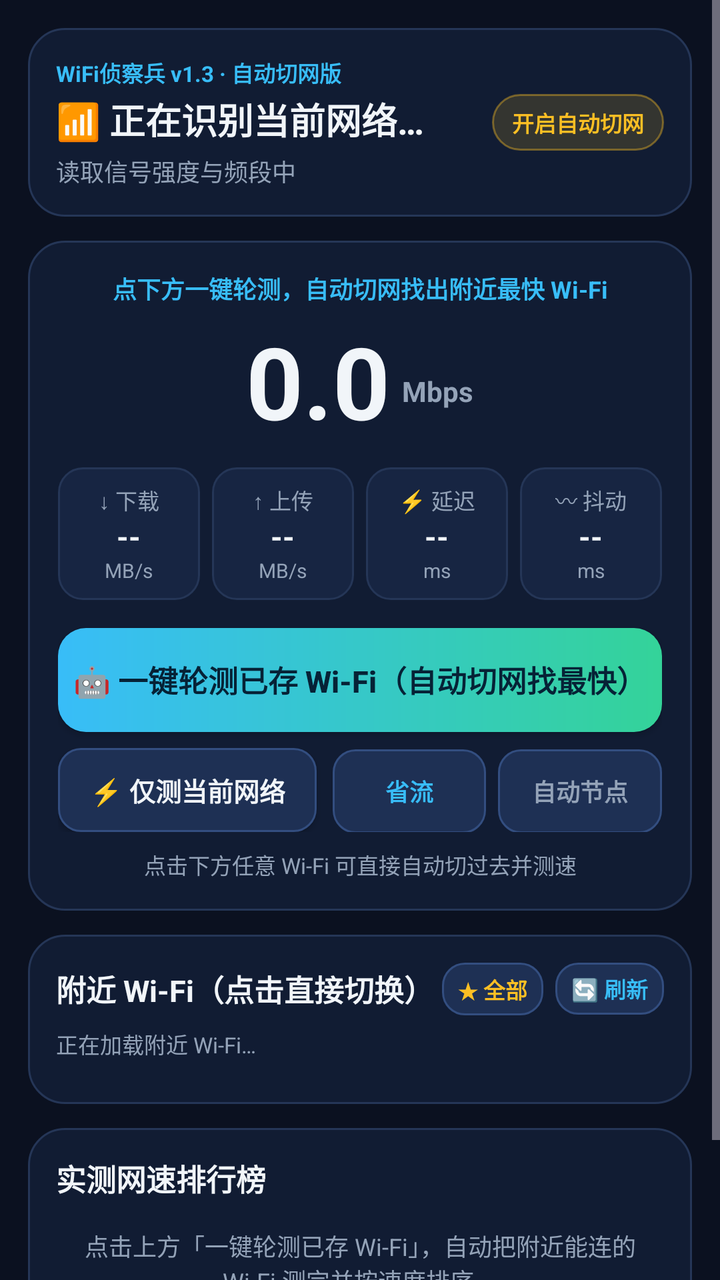
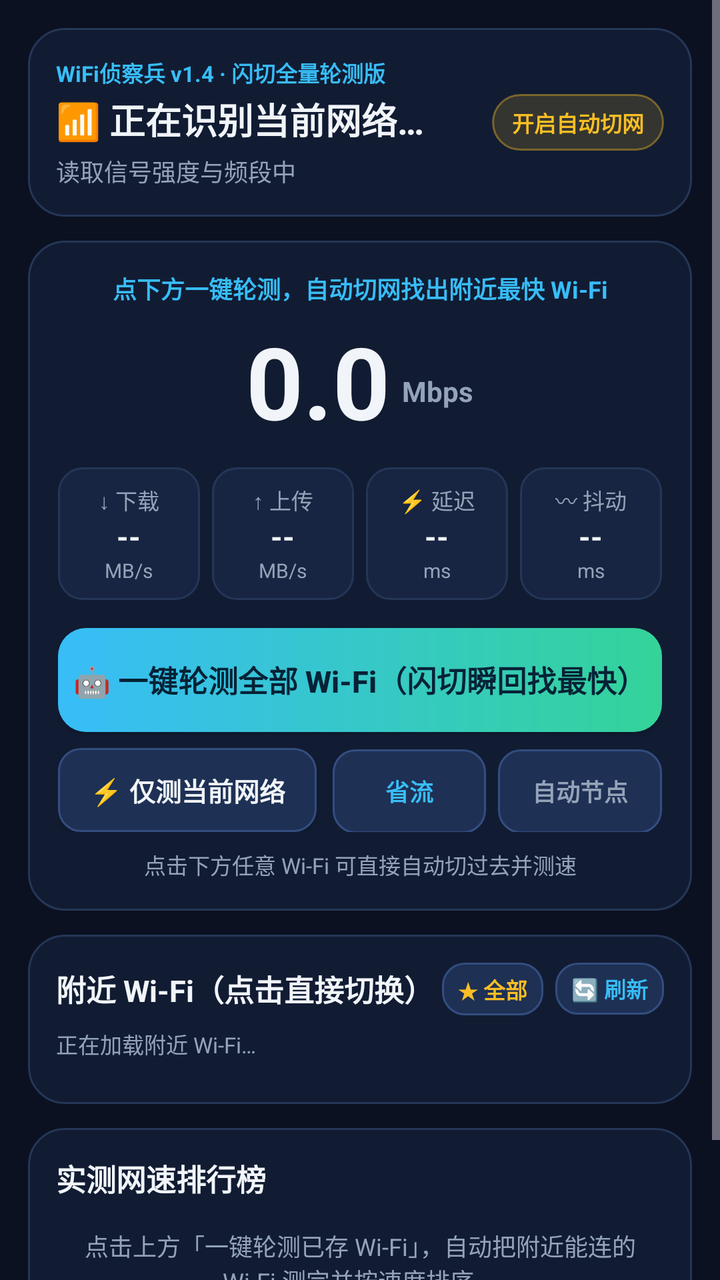

Before-and-after screenshots of an Android layout around one commit, followed by the original layout XML and the change that was made.
<!-- AndroidManifest.xml: application theme Theme.WifiScout -->
<!-- res/layout/activity_main.xml -->
<?xml version="1.0" encoding="utf-8"?>
<ScrollView xmlns:android="http://schemas.android.com/apk/res/android"
    android:layout_width="match_parent"
    android:layout_height="match_parent"
    android:background="@color/bg_dark"
    android:fillViewport="true">

    <LinearLayout
        android:layout_width="match_parent"
        android:layout_height="wrap_content"
        android:orientation="vertical"
        android:padding="14dp">

        
        <LinearLayout
            android:layout_width="match_parent"
            android:layout_height="wrap_content"
            android:background="@drawable/bg_card"
            android:gravity="center_vertical"
            android:orientation="horizontal"
            android:padding="14dp">

            <LinearLayout
                android:layout_width="0dp"
                android:layout_height="wrap_content"
                android:layout_weight="1"
                android:orientation="vertical">

                <TextView
                    android:layout_width="wrap_content"
                    android:layout_height="wrap_content"
                    android:text="WiFi侦察兵 v1.3 · 自动切网版"
                    android:textColor="@color/accent_sky"
                    android:textSize="11sp"
                    android:textStyle="bold" />

                <TextView
                    android:id="@+id/tvNetworkTitle"
                    android:layout_width="match_parent"
                    android:layout_height="wrap_content"
                    android:layout_marginTop="2dp"
                    android:ellipsize="end"
                    android:maxLines="1"
                    android:text="📶 正在识别当前网络…"
                    android:textColor="@color/text_primary"
                    android:textSize="18sp"
                    android:textStyle="bold" />

                <TextView
                    android:id="@+id/tvNetworkDetail"
                    android:layout_width="match_parent"
                    android:layout_height="wrap_content"
                    android:layout_marginTop="4dp"
                    android:text="读取信号强度与频段中"
                    android:textColor="@color/text_muted"
                    android:textSize="12sp" />
            </LinearLayout>

            <TextView
                android:id="@+id/tvAutoEngineBadge"
                android:layout_width="wrap_content"
                android:layout_height="wrap_content"
                android:layout_marginStart="8dp"
                android:background="@drawable/bg_badge_amber"
                android:paddingHorizontal="10dp"
                android:paddingVertical="6dp"
                android:text="开启自动切网"
                android:textColor="@color/accent_amber"
                android:textSize="11sp"
                android:textStyle="bold" />
        </LinearLayout>

        
        <LinearLayout
            android:id="@+id/permissionBanner"
            android:layout_width="match_parent"
            android:layout_height="wrap_content"
            android:layout_marginTop="10dp"
            android:background="@drawable/bg_card"
            android:orientation="vertical"
            android:padding="12dp"
            android:visibility="gone">

            <TextView
                android:id="@+id/tvPermissionReason"
                android:layout_width="match_parent"
                android:layout_height="wrap_content"
                android:text="授予位置权限以显示 Wi-Fi 名称"
                android:textColor="@color/accent_amber"
                android:textSize="12sp" />

            <androidx.appcompat.widget.AppCompatButton
                android:id="@+id/btnFixPermission"
                android:layout_width="match_parent"
                android:layout_height="40dp"
                android:layout_marginTop="8dp"
                android:background="@drawable/bg_btn_secondary"
                android:text="一键授权"
                android:textAllCaps="false"
                android:textColor="@color/accent_sky"
                android:textSize="13sp"
                android:textStyle="bold" />
        </LinearLayout>

        
        <LinearLayout
            android:id="@+id/autoProgressBanner"
            android:layout_width="match_parent"
            android:layout_height="wrap_content"
            android:layout_marginTop="10dp"
            android:background="@drawable/bg_card"
            android:gravity="center_vertical"
            android:orientation="horizontal"
            android:padding="12dp"
            android:visibility="gone">

            <TextView
                android:id="@+id/tvAutoProgress"
                android:layout_width="0dp"
                android:layout_height="wrap_content"
                android:layout_weight="1"
                android:text="正在自动切网测速…"
                android:textColor="@color/accent_green"
                android:textSize="13sp"
                android:textStyle="bold" />

            <TextView
                android:id="@+id/btnStopAuto"
                android:layout_width="wrap_content"
                android:layout_height="wrap_content"
                android:layout_marginStart="8dp"
                android:background="@drawable/bg_badge_red"
                android:paddingHorizontal="10dp"
                android:paddingVertical="5dp"
                android:text="停止"
                android:textColor="@color/accent_red"
                android:textSize="12sp"
                android:textStyle="bold" />
        </LinearLayout>

        
        <LinearLayout
            android:layout_width="match_parent"
            android:layout_height="wrap_content"
            android:layout_marginTop="12dp"
            android:background="@drawable/bg_card"
            android:orientation="vertical"
            android:padding="15dp">

            <TextView
                android:id="@+id/tvPhase"
                android:layout_width="match_parent"
                android:layout_height="wrap_content"
                android:gravity="center"
                android:text="点下方一键轮测，自动切网找出附近最快 Wi-Fi"
                android:textColor="@color/accent_sky"
                android:textSize="12sp"
                android:textStyle="bold" />

            <LinearLayout
                android:layout_width="match_parent"
                android:layout_height="wrap_content"
                android:layout_marginTop="4dp"
                android:gravity="center|bottom"
                android:orientation="horizontal">

                <TextView
                    android:id="@+id/tvLiveSpeed"
                    android:layout_width="wrap_content"
                    android:layout_height="wrap_content"
                    android:text="0.0"
                    android:textColor="@color/text_primary"
                    android:textSize="50sp"
                    android:textStyle="bold" />

                <TextView
                    android:layout_width="wrap_content"
                    android:layout_height="wrap_content"
                    android:layout_marginStart="6dp"
                    android:layout_marginBottom="9dp"
                    android:text="Mbps"
                    android:textColor="@color/text_muted"
                    android:textSize="14sp"
                    android:textStyle="bold" />
            </LinearLayout>

            
            <LinearLayout
                android:layout_width="match_parent"
                android:layout_height="wrap_content"
                android:layout_marginTop="10dp"
                android:orientation="horizontal">

                <LinearLayout
                    android:layout_width="0dp"
                    android:layout_height="wrap_content"
                    android:layout_marginEnd="6dp"
                    android:layout_weight="1"
                    android:background="@drawable/bg_tile"
                    android:gravity="center"
                    android:orientation="vertical"
                    android:paddingVertical="8dp">

                    <TextView
                        android:layout_width="wrap_content"
                        android:layout_height="wrap_content"
                        android:text="↓ 下载"
                        android:textColor="@color/text_muted"
                        android:textSize="11sp" />

                    <TextView
                        android:id="@+id/tvDown"
                        android:layout_width="wrap_content"
                        android:layout_height="wrap_content"
                        android:text="--"
                        android:textColor="@color/text_primary"
                        android:textSize="15sp"
                        android:textStyle="bold" />

                    <TextView
                        android:id="@+id/tvDownSub"
                        android:layout_width="wrap_content"
                        android:layout_height="wrap_content"
                        android:text="MB/s"
                        android:textColor="@color/text_muted"
                        android:textSize="10sp" />
                </LinearLayout>

                <LinearLayout
                    android:layout_width="0dp"
                    android:layout_height="wrap_content"
                    android:layout_marginEnd="6dp"
                    android:layout_weight="1"
                    android:background="@drawable/bg_tile"
                    android:gravity="center"
                    android:orientation="vertical"
                    android:paddingVertical="8dp">

                    <TextView
                        android:layout_width="wrap_content"
                        android:layout_height="wrap_content"
                        android:text="↑ 上传"
                        android:textColor="@color/text_muted"
                        android:textSize="11sp" />

                    <TextView
                        android:id="@+id/tvUp"
                        android:layout_width="wrap_content"
                        android:layout_height="wrap_content"
                        android:text="--"
                        android:textColor="@color/text_primary"
                        android:textSize="15sp"
                        android:textStyle="bold" />

                    <TextView
                        android:id="@+id/tvUpSub"
                        android:layout_width="wrap_content"
                        android:layout_height="wrap_content"
                        android:text="MB/s"
                        android:textColor="@color/text_muted"
                        android:textSize="10sp" />
                </LinearLayout>

                <LinearLayout
                    android:layout_width="0dp"
                    android:layout_height="wrap_content"
                    android:layout_marginEnd="6dp"
                    android:layout_weight="1"
                    android:background="@drawable/bg_tile"
                    android:gravity="center"
                    android:orientation="vertical"
                    android:paddingVertical="8dp">

                    <TextView
                        android:layout_width="wrap_content"
                        android:layout_height="wrap_content"
                        android:text="⚡ 延迟"
                        android:textColor="@color/text_muted"
                        android:textSize="11sp" />

                    <TextView
                        android:id="@+id/tvPing"
                        android:layout_width="wrap_content"
                        android:layout_height="wrap_content"
                        android:text="--"
                        android:textColor="@color/text_primary"
                        android:textSize="15sp"
                        android:textStyle="bold" />

                    <TextView
                        android:layout_width="wrap_content"
                        android:layout_height="wrap_content"
                        android:text="ms"
                        android:textColor="@color/text_muted"
                        android:textSize="10sp" />
                </LinearLayout>

                <LinearLayout
                    android:layout_width="0dp"
                    android:layout_height="wrap_content"
                    android:layout_weight="1"
                    android:background="@drawable/bg_tile"
                    android:gravity="center"
                    android:orientation="vertical"
                    android:paddingVertical="8dp">

                    <TextView
                        android:layout_width="wrap_content"
                        android:layout_height="wrap_content"
                        android:text="〰 抖动"
                        android:textColor="@color/text_muted"
                        android:textSize="11sp" />

                    <TextView
                        android:id="@+id/tvJitter"
                        android:layout_width="wrap_content"
                        android:layout_height="wrap_content"
                        android:text="--"
                        android:textColor="@color/text_primary"
                        android:textSize="15sp"
                        android:textStyle="bold" />

                    <TextView
                        android:layout_width="wrap_content"
                        android:layout_height="wrap_content"
                        android:text="ms"
                        android:textColor="@color/text_muted"
                        android:textSize="10sp" />
                </LinearLayout>
            </LinearLayout>

            
            <androidx.appcompat.widget.AppCompatButton
                android:id="@+id/btnAutoBatchTest"
                android:layout_width="match_parent"
                android:layout_height="52dp"
                android:layout_marginTop="14dp"
                android:background="@drawable/bg_btn_primary"
                android:text="🤖 一键轮测已存 Wi-Fi（自动切网找最快）"
                android:textAllCaps="false"
                android:textColor="@color/btn_text_dark"
                android:textSize="15sp"
                android:textStyle="bold" />

            
            <LinearLayout
                android:layout_width="match_parent"
                android:layout_height="wrap_content"
                android:layout_marginTop="8dp"
                android:orientation="horizontal">

                <androidx.appcompat.widget.AppCompatButton
                    android:id="@+id/btnStartTest"
                    android:layout_width="0dp"
                    android:layout_height="42dp"
                    android:layout_marginEnd="8dp"
                    android:layout_weight="1.35"
                    android:background="@drawable/bg_btn_secondary"
                    android:text="⚡ 仅测当前网络"
                    android:textAllCaps="false"
                    android:textColor="@color/text_primary"
                    android:textSize="13sp"
                    android:textStyle="bold" />

                <TextView
                    android:id="@+id/btnModeToggle"
                    android:layout_width="0dp"
                    android:layout_height="42dp"
                    android:layout_marginEnd="6dp"
                    android:layout_weight="0.8"
                    android:background="@drawable/bg_btn_secondary"
                    android:gravity="center"
                    android:text="省流"
                    android:textColor="@color/accent_sky"
                    android:textSize="12sp"
                    android:textStyle="bold" />

                <TextView
                    android:id="@+id/btnNodeToggle"
                    android:layout_width="0dp"
                    android:layout_height="42dp"
                    android:layout_weight="0.85"
                    android:background="@drawable/bg_btn_secondary"
                    android:gravity="center"
                    android:text="自动节点"
                    android:textColor="@color/text_muted"
                    android:textSize="12sp"
                    android:textStyle="bold" />
            </LinearLayout>

            <TextView
                android:id="@+id/tvMetaInfo"
                android:layout_width="match_parent"
                android:layout_height="wrap_content"
                android:layout_marginTop="8dp"
                android:gravity="center"
                android:text="点击下方任意 Wi-Fi 可直接自动切过去并测速"
                android:textColor="@color/text_muted"
                android:textSize="11sp" />
        </LinearLayout>

        
        <LinearLayout
            android:id="@+id/verdictCard"
            android:layout_width="match_parent"
            android:layout_height="wrap_content"
            android:layout_marginTop="12dp"
            android:background="@drawable/bg_card"
            android:orientation="vertical"
            android:padding="14dp"
            android:visibility="gone">

            <LinearLayout
                android:layout_width="match_parent"
                android:layout_height="wrap_content"
                android:gravity="center_vertical"
                android:orientation="horizontal">

                <TextView
                    android:id="@+id/tvVerdictTier"
                    android:layout_width="wrap_content"
                    android:layout_height="wrap_content"
                    android:background="@drawable/bg_badge_green"
                    android:paddingHorizontal="10dp"
                    android:paddingVertical="4dp"
                    android:text="S 级推荐"
                    android:textColor="@color/accent_green"
                    android:textSize="12sp"
                    android:textStyle="bold" />

                <View
                    android:layout_width="0dp"
                    android:layout_height="1dp"
                    android:layout_weight="1" />

                <TextView
                    android:id="@+id/tvVerdictScore"
                    android:layout_width="wrap_content"
                    android:layout_height="wrap_content"
                    android:text="95分"
                    android:textColor="@color/accent_green"
                    android:textSize="22sp"
                    android:textStyle="bold" />
            </LinearLayout>

            <TextView
                android:id="@+id/tvVerdictTitle"
                android:layout_width="match_parent"
                android:layout_height="wrap_content"
                android:layout_marginTop="8dp"
                android:text="强烈推荐电脑直接连接！"
                android:textColor="@color/text_primary"
                android:textSize="16sp"
                android:textStyle="bold" />

            <TextView
                android:id="@+id/tvVerdictDesc"
                android:layout_width="match_parent"
                android:layout_height="wrap_content"
                android:layout_marginTop="4dp"
                android:textColor="@color/text_muted"
                android:textSize="12sp" />

            <TextView
                android:id="@+id/tvCapSummary"
                android:layout_width="match_parent"
                android:layout_height="wrap_content"
                android:layout_marginTop="8dp"
                android:background="@drawable/bg_tile"
                android:padding="9dp"
                android:textColor="@color/text_primary"
                android:textSize="12sp" />

            <androidx.appcompat.widget.AppCompatButton
                android:id="@+id/btnCopyReport"
                android:layout_width="match_parent"
                android:layout_height="40dp"
                android:layout_marginTop="8dp"
                android:background="@drawable/bg_btn_secondary"
                android:text="📋 复制测速结论给电脑"
                android:textAllCaps="false"
                android:textColor="@color/text_primary"
                android:textSize="13sp"
                android:textStyle="bold" />
        </LinearLayout>

        
        <LinearLayout
            android:layout_width="match_parent"
            android:layout_height="wrap_content"
            android:layout_marginTop="12dp"
            android:background="@drawable/bg_card"
            android:orientation="vertical"
            android:padding="14dp">

            <LinearLayout
                android:layout_width="match_parent"
                android:layout_height="wrap_content"
                android:gravity="center_vertical"
                android:orientation="horizontal">

                <TextView
                    android:layout_width="0dp"
                    android:layout_height="wrap_content"
                    android:layout_weight="1"
                    android:text="附近 Wi-Fi（点击直接切换）"
                    android:textColor="@color/text_primary"
                    android:textSize="15sp"
                    android:textStyle="bold" />

                <TextView
                    android:id="@+id/btnFilterStarred"
                    android:layout_width="wrap_content"
                    android:layout_height="wrap_content"
                    android:layout_marginEnd="6dp"
                    android:background="@drawable/bg_btn_secondary"
                    android:paddingHorizontal="8dp"
                    android:paddingVertical="5dp"
                    android:text="★ 全部"
                    android:textColor="@color/accent_amber"
                    android:textSize="11sp"
                    android:textStyle="bold" />

                <TextView
                    android:id="@+id/btnScanWifis"
                    android:layout_width="wrap_content"
                    android:layout_height="wrap_content"
                    android:background="@drawable/bg_btn_secondary"
                    android:paddingHorizontal="8dp"
                    android:paddingVertical="5dp"
                    android:text="🔄 刷新"
                    android:textColor="@color/accent_sky"
                    android:textSize="11sp"
                    android:textStyle="bold" />
            </LinearLayout>

            <TextView
                android:id="@+id/tvScanStatus"
                android:layout_width="match_parent"
                android:layout_height="wrap_content"
                android:layout_marginTop="6dp"
                android:text="正在加载附近 Wi-Fi…"
                android:textColor="@color/text_muted"
                android:textSize="11sp" />

            <LinearLayout
                android:id="@+id/scanListContainer"
                android:layout_width="match_parent"
                android:layout_height="wrap_content"
                android:layout_marginTop="8dp"
                android:orientation="vertical" />
        </LinearLayout>

        
        <LinearLayout
            android:layout_width="match_parent"
            android:layout_height="wrap_content"
            android:layout_marginTop="12dp"
            android:layout_marginBottom="20dp"
            android:background="@drawable/bg_card"
            android:orientation="vertical"
            android:padding="14dp">

            <LinearLayout
                android:layout_width="match_parent"
                android:layout_height="wrap_content"
                android:gravity="center_vertical"
                android:orientation="horizontal">

                <TextView
                    android:layout_width="0dp"
                    android:layout_height="wrap_content"
                    android:layout_weight="1"
                    android:text="实测网速排行榜"
                    android:textColor="@color/text_primary"
                    android:textSize="15sp"
                    android:textStyle="bold" />

                <TextView
                    android:id="@+id/btnClearHistory"
                    android:layout_width="wrap_content"
                    android:layout_height="wrap_content"
                    android:padding="4dp"
                    android:text="清空"
                    android:textColor="@color/accent_red"
                    android:textSize="13sp"
                    android:visibility="gone" />
            </LinearLayout>

            <TextView
                android:id="@+id/tvBestCallout"
                android:layout_width="match_parent"
                android:layout_height="wrap_content"
                android:layout_marginTop="8dp"
                android:background="@drawable/bg_tile"
                android:padding="10dp"
                android:textColor="@color/accent_green"
                android:textSize="12sp"
                android:visibility="gone" />

            <TextView
                android:id="@+id/tvEmptyHistory"
                android:layout_width="match_parent"
                android:layout_height="wrap_content"
                android:gravity="center"
                android:paddingVertical="14dp"
                android:text="点击上方「一键轮测已存 Wi-Fi」，自动把附近能连的 Wi-Fi 测完并按速度排序。"
                android:textColor="@color/text_muted"
                android:textSize="12sp" />

            <LinearLayout
                android:id="@+id/historyContainer"
                android:layout_width="match_parent"
                android:layout_height="wrap_content"
                android:layout_marginTop="8dp"
                android:orientation="vertical" />
        </LinearLayout>

    </LinearLayout>
</ScrollView>
<!-- resources referenced by this layout -->
<resources>
  <color name="accent_amber">#FBBF24</color>
  <color name="accent_green">#34D399</color>
  <color name="accent_red">#F87171</color>
  <color name="accent_sky">#38BDF8</color>
  <color name="bg_dark">#0B1120</color>
  <color name="btn_text_dark">#062236</color>
  <color name="text_muted">#94A3B8</color>
  <color name="text_primary">#F1F5F9</color>
  <!-- drawable bg_badge_amber (drawable) -->
  <?xml version="1.0" encoding="utf-8"?>
  <shape xmlns:android="http://schemas.android.com/apk/res/android" android:shape="rectangle">
      <solid android:color="#26FBBF24" />
      <stroke android:width="1dp" android:color="#66FBBF24" />
      <corners android:radius="999dp" />
  </shape>
  <!-- drawable bg_badge_green (drawable) -->
  <?xml version="1.0" encoding="utf-8"?>
  <shape xmlns:android="http://schemas.android.com/apk/res/android" android:shape="rectangle">
      <solid android:color="#2634D399" />
      <stroke android:width="1dp" android:color="#6634D399" />
      <corners android:radius="999dp" />
  </shape>
  <!-- drawable bg_badge_red (drawable) -->
  <?xml version="1.0" encoding="utf-8"?>
  <shape xmlns:android="http://schemas.android.com/apk/res/android" android:shape="rectangle">
      <solid android:color="#26F87171" />
      <stroke android:width="1dp" android:color="#66F87171" />
      <corners android:radius="999dp" />
  </shape>
  <!-- drawable bg_btn_primary (drawable) -->
  <?xml version="1.0" encoding="utf-8"?>
  <shape xmlns:android="http://schemas.android.com/apk/res/android" android:shape="rectangle">
      <gradient
          android:angle="0"
          android:startColor="#38BDF8"
          android:endColor="#34D399" />
      <corners android:radius="14dp" />
  </shape>
  <!-- drawable bg_btn_secondary (drawable) -->
  <?xml version="1.0" encoding="utf-8"?>
  <shape xmlns:android="http://schemas.android.com/apk/res/android" android:shape="rectangle">
      <solid android:color="#1E3054" />
      <stroke android:width="1dp" android:color="#334E80" />
      <corners android:radius="11dp" />
  </shape>
  <!-- drawable bg_card (drawable) -->
  <?xml version="1.0" encoding="utf-8"?>
  <shape xmlns:android="http://schemas.android.com/apk/res/android" android:shape="rectangle">
      <solid android:color="@color/bg_card" />
      <stroke android:width="1dp" android:color="@color/border_subtle" />
      <corners android:radius="18dp" />
  </shape>
  <!-- drawable bg_tile (drawable) -->
  <?xml version="1.0" encoding="utf-8"?>
  <shape xmlns:android="http://schemas.android.com/apk/res/android" android:shape="rectangle">
      <solid android:color="@color/bg_elev" />
      <stroke android:width="1dp" android:color="@color/border_subtle" />
      <corners android:radius="12dp" />
  </shape>
  <style name="Theme.WifiScout" parent="Theme.Material3.Dark.NoActionBar">
          <item name="android:statusBarColor">@color/bg_dark</item>
          <item name="android:navigationBarColor">@color/bg_dark</item>
          <item name="android:windowBackground">@color/bg_dark</item>
          <item name="colorPrimary">@color/accent_sky</item>
          <item name="colorSecondary">@color/accent_green</item>
      </style>
  <color name="bg_card">#111C33</color>
  <color name="border_subtle">#253657</color>
  <color name="bg_elev">#172542</color>
</resources>

<!-- the commit's change to res/layout/activity_main.xml (unified diff, before → after) -->
@@ -29,7 +29,7 @@
                 <TextView
                     android:layout_width="wrap_content"
                     android:layout_height="wrap_content"
-                    android:text="WiFi侦察兵 v1.3 · 自动切网版"
+                    android:text="WiFi侦察兵 v1.4 · 闪切全量轮测版"
                     android:textColor="@color/accent_sky"
                     android:textSize="11sp"
                     android:textStyle="bold" />
@@ -336,7 +336,7 @@
                 android:layout_height="52dp"
                 android:layout_marginTop="14dp"
                 android:background="@drawable/bg_btn_primary"
-                android:text="🤖 一键轮测已存 Wi-Fi（自动切网找最快）"
+                android:text="🤖 一键轮测全部 Wi-Fi（闪切瞬回找最快）"
                 android:textAllCaps="false"
                 android:textColor="@color/btn_text_dark"
                 android:textSize="15sp"
